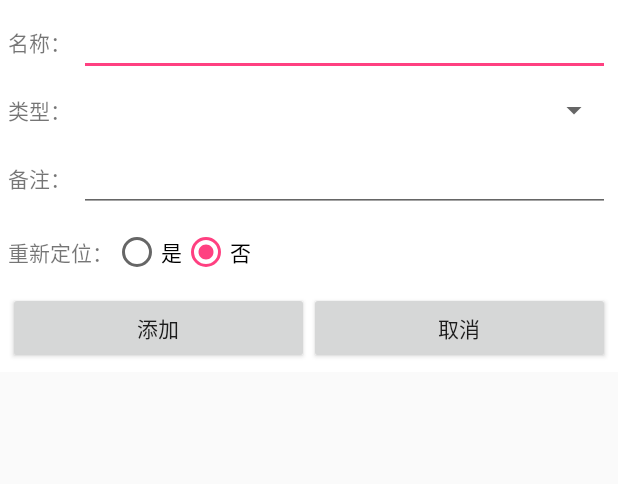
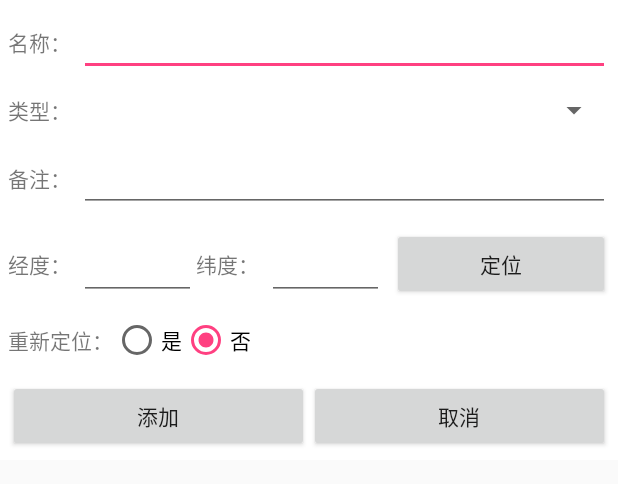
Before and after one commit to kikujiang/testMap, an Android app: the layout popup_list2.xml on its own in the app's theme, with its tools: preview values and no code run, on a phone screen of 412 x 824 dp. Shown: the top 484 px of the screen. Run offline under Robolectric (Android 15) with nearby library versions, the phone set to English and light mode, and no system bars.

Commit message:
添加坐标显示功能

```diff
--- a/app/src/main/java/map/test/testmap/Constants.java
+++ b/app/src/main/java/map/test/testmap/Constants.java
@@ -2,51 +2,52 @@ package map.test.testmap;
 
 public class Constants {
 
-    public static final String TEST_URL = "http://172.19.26.52:8080/em";
-    public static final String URL = "http://119.3.71.206";
+//    public static final String TEST_URL = "http://172.19.26.52:8080/em";
+    public static final String TEST_URL = "http://119.3.71.206";
+    public static final String SPLITTER = "/";
 
     /**
      * 登陆
      */
-    public static final String TAG_LOGIN = "/app/loginClient";
+    public static final String TAG_LOGIN = SPLITTER + "loginClient";
     /**
      * 获取标记点类型列表
      */
-    public static final String TAG_GET_POINT_TYPE = "/tagAction/app/getTagTypeList";
+    public static final String TAG_GET_POINT_TYPE = "/tagAction"+SPLITTER+"getTagTypeList";
     /**
      * 获取线路类型列表
      */
-    public static final String TAG_GET_LINE_TYPE = "/tagAction/app/getTagLineTypeList";
+    public static final String TAG_GET_LINE_TYPE = "/tagAction"+SPLITTER+"getTagLineTypeList";
     /**
      * 获取所有标记点
      */
-    public static final String TAG_GET_ALL_POINT = "/tagAction/app/getAllTag";
+    public static final String TAG_GET_ALL_POINT = "/tagAction"+SPLITTER+"getAllTag";
     /**
      * 获取某个标记点
      */
-    public static final String TAG_GET_SINGLE_POINT = "/tagAction/app/getTag";
+    public static final String TAG_GET_SINGLE_POINT = "/tagAction"+SPLITTER+"getTag";
     /**
      *保存某个标记点
      */
-    public static final String TAG_SAVE_SINGLE_POINT = "/tagAction/app/saveTag";
+    public static final String TAG_SAVE_SINGLE_POINT = "/tagAction"+SPLITTER+"saveTag";
     /**
      * 删除某个标记点
      */
-    public static final String TAG_DELETE_SINGLE_POINT = "/tagAction/app/delTag";
+    public static final String TAG_DELETE_SINGLE_POINT = "/tagAction"+SPLITTER+"delTag";
     /**
      * 获取所有线路
      */
-    public static final String TAG_GET_ALL_LINE = "/tagAction/app/getAllTagLine";
+    public static final String TAG_GET_ALL_LINE = "/tagAction"+SPLITTER+"getAllTagLine";
     /**
      * 获取某条线路
      */
-    public static final String TAG_GET_SINGLE_LINE = "/tagAction/app/getTagLine";
+    public static final String TAG_GET_SINGLE_LINE = "/tagAction"+SPLITTER+"getTagLine";
     /**
      * 保存某条线路
      */
-    public static final String TAG_SAVE_SINGLE_LINE = "/tagAction/app/saveTagLine";
+    public static final String TAG_SAVE_SINGLE_LINE = "/tagAction"+SPLITTER+"saveTagLine";
     /**
      * 删除某条线路
      */
-    public static final String TAG_DELETE_SINGLE_LINE = "/tagAction/app/delTagLine";
+    public static final String TAG_DELETE_SINGLE_LINE = "/tagAction"+SPLITTER+"delTagLine";
 }
--- a/app/src/main/java/map/test/testmap/MainActivity.java
+++ b/app/src/main/java/map/test/testmap/MainActivity.java
@@ -511,7 +511,7 @@ public class MainActivity extends AppCompatActivity implements View.OnClickListe
         MyLocationStyle myLocationStyle = new MyLocationStyle();//初始化定位蓝点样式类myLocationStyle.myLocationType(MyLocationStyle.LOCATION_TYPE_LOCATION_ROTATE);//连续定位、且将视角移动到地图中心点，定位点依照设备方向旋转，并且会跟随设备移动。（1秒1次定位）如果不设置myLocationType，默认也会执行此种模式。
         myLocationStyle.myLocationType(MyLocationStyle.LOCATION_TYPE_LOCATE);
 //        myLocationStyle.anchor((float)currentLocation.getLatitude(),(float)currentLocation.getLongitude());
-        myLocationStyle.anchor(0.0f,1.0f);
+//        myLocationStyle.anchor(0.0f,0.5f);
         myLocationStyle.showMyLocation(true);
         aMap.setMyLocationStyle(myLocationStyle);//设置定位蓝点的Style
         aMap.getUiSettings().setMyLocationButtonEnabled(true);//设置默认定位按钮是否显示，非必需设置。
--- a/app/src/main/res/layout/popup_list2.xml
+++ b/app/src/main/res/layout/popup_list2.xml
@@ -62,6 +62,42 @@
             </LinearLayout>
             <LinearLayout
                 android:layout_width="match_parent"
+                android:orientation="horizontal"
+                android:padding="5dp"
+                android:layout_weight="1"
+                android:layout_height="wrap_content">
+                <TextView
+                    android:text="经度："
+                    android:gravity="center"
+                    android:layout_width="wrap_content"
+                    android:layout_height="match_parent" />
+                <EditText
+                    android:id="@+id/edit_latitude"
+                    android:layout_weight="1"
+                    android:layout_marginLeft="5dp"
+                    android:layout_width="wrap_content"
+                    android:layout_height="match_parent" />
+                <TextView
+                    android:text="纬度："
+                    android:gravity="center"
+                    android:layout_width="wrap_content"
+                    android:layout_height="match_parent" />
+                <EditText
+                    android:id="@+id/edit_longitude"
+                    android:layout_weight="1"
+                    android:layout_marginLeft="5dp"
+                    android:layout_width="wrap_content"
+                    android:layout_height="match_parent" />
+                <Button
+                    android:id="@+id/locate"
+                    android:layout_weight="1"
+                    android:layout_width="wrap_content"
+                    android:layout_height="wrap_content"
+                    android:layout_marginLeft="5dp"
+                    android:text="定位"/>
+            </LinearLayout>
+            <LinearLayout
+                android:layout_width="match_parent"
                 android:layout_weight="1"
                 android:padding="5dp"
                 android:layout_height="wrap_content">
```
